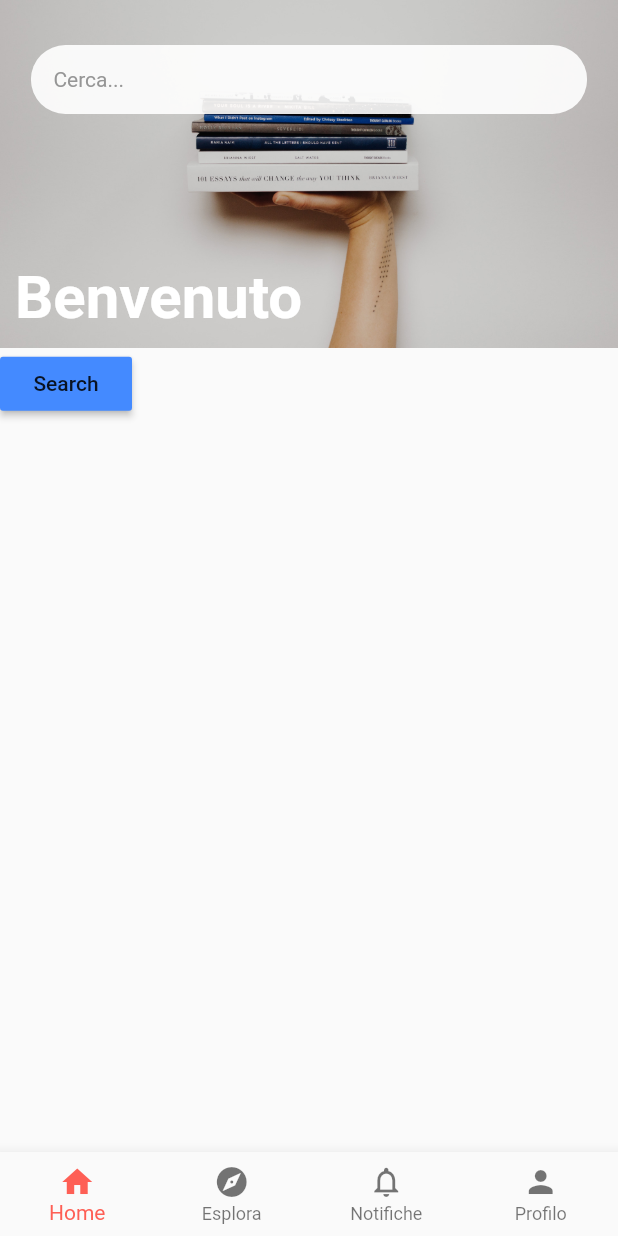
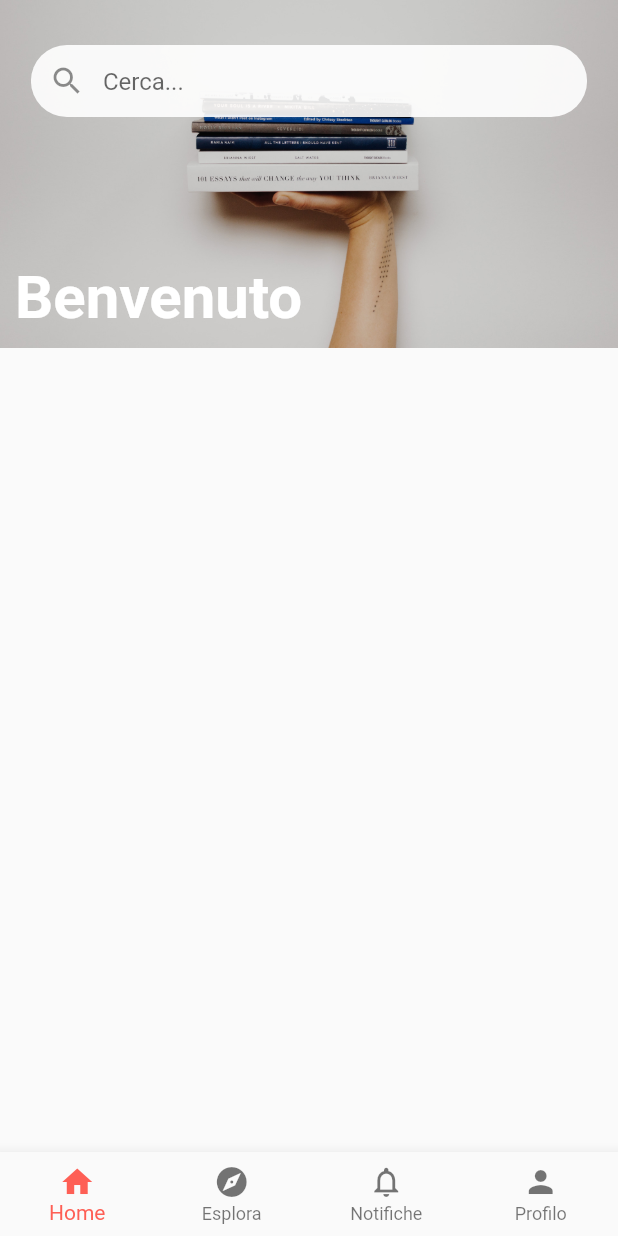
Before and after one commit to ReadAppLove/frontend-client, a Flutter app: the screen it shows after launch, on a phone screen of 412 x 824 dp. Run offline on Flutter 3.47's test engine with Material 2 defaults, Android fonts, the phone set to English and light mode, and no system bars; our stand-ins replace cached_network_image.

```diff
--- a/src/readapp/lib/screens/homepage.dart
+++ b/src/readapp/lib/screens/homepage.dart
@@ -16,20 +16,10 @@ class HomepageScreenState extends State<HomepageScreen> {
     return Column(
       crossAxisAlignment: CrossAxisAlignment.start,
       mainAxisAlignment: MainAxisAlignment.start,
-      children: <Widget>[
-        const Header(
+      children: const <Widget>[
+        Header(
             imageUri: 'assets/images/homepage_header.jpg',
             title: 'Benvenuto'),
-        MaterialButton(
-          child: const Text('Search'),
-          color: Colors.blueAccent,
-          onPressed: () {
-            Navigator.push(
-              context,
-              MaterialPageRoute(builder: (context) => const ExploreScreen()),
-            );
-          },
-        )
       ],
     );
   }
--- a/src/readapp/lib/widgets/header_search_bar.dart
+++ b/src/readapp/lib/widgets/header_search_bar.dart
@@ -7,24 +7,42 @@ class HeaderSearchBar extends StatelessWidget {
 
   @override
   Widget build(BuildContext context) {
-    return GestureDetector(
-      onTap: () => {
-        Navigator.push(
-          context,
-          MaterialPageRoute(builder: (context) => const SearchScreen()),
-        )
-      },
-      child: ClipRRect(
-        borderRadius: const BorderRadius.all(Radius.circular(500)),
-        child: Container(
-          padding:
-              const EdgeInsets.only(top: 15, right: 15, bottom: 15, left: 15),
-          width: MediaQuery.of(context).size.width * .9,
-          color: const Color.fromRGBO(255, 255, 255, .9),
-          child: const Text(
-            'Cerca...',
-            style: TextStyle(color: Color.fromRGBO(150, 150, 150, 1.0)),
+    return ClipRRect(
+      borderRadius: const BorderRadius.all(Radius.circular(500)),
+      child: Container(
+        width: MediaQuery.of(context).size.width * .9,
+        color: const Color.fromRGBO(255, 255, 255, .9),
+        child: TextFormField(
+          textInputAction: TextInputAction.search,
+          onFieldSubmitted: (String searchQuery) => {
+            Navigator.push(
+              context,
+              MaterialPageRoute(
+                  builder: (context) => SearchScreen(searchQuery: searchQuery)),
+            )
+          },
+          decoration: const InputDecoration(
+            border: InputBorder.none,
+            focusedBorder: InputBorder.none,
+            enabledBorder: InputBorder.none,
+            errorBorder: InputBorder.none,
+            disabledBorder: InputBorder.none,
+            contentPadding:
+                EdgeInsets.only(left: 15, bottom: 11, top: 15, right: 15),
+            hintText: 'Cerca...',
+            prefixIcon: Icon(
+              Icons.search,
+            ),
           ),
+          style: const TextStyle(
+            color: Colors.black,
+          ),
+          validator: (value) {
+            if (value == null || value.isEmpty) {
+              return 'Please enter some text';
+            }
+            return null;
+          },
         ),
       ),
     );
--- a/src/readapp/lib/widgets/volumes_scrollable_row.dart
+++ b/src/readapp/lib/widgets/volumes_scrollable_row.dart
@@ -28,7 +28,7 @@ class VolumesScrollableRow extends StatelessWidget {
                       left: 15,
                       right: 15,
                     ),
-                    child: VolumeCard(imageUrl: volume.volumeInfo.thumbnailUrl),
+                    child: VolumeCard(volume: volume),
                   )
                 );
               });
```
Also changed, not shown: src/readapp/lib/controllers/volume.dart (+13 -3 lines), src/readapp/lib/screens/search.dart (+43 -5 lines), src/readapp/lib/screens/volume_page.dart (added, +42 -0 lines), src/readapp/lib/widgets/volume_card.dart (+27 -9 lines), 1 other file.
